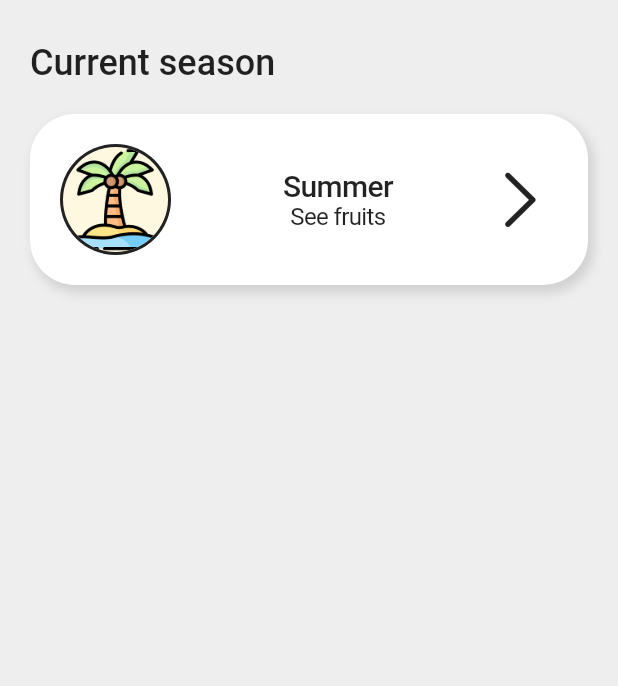
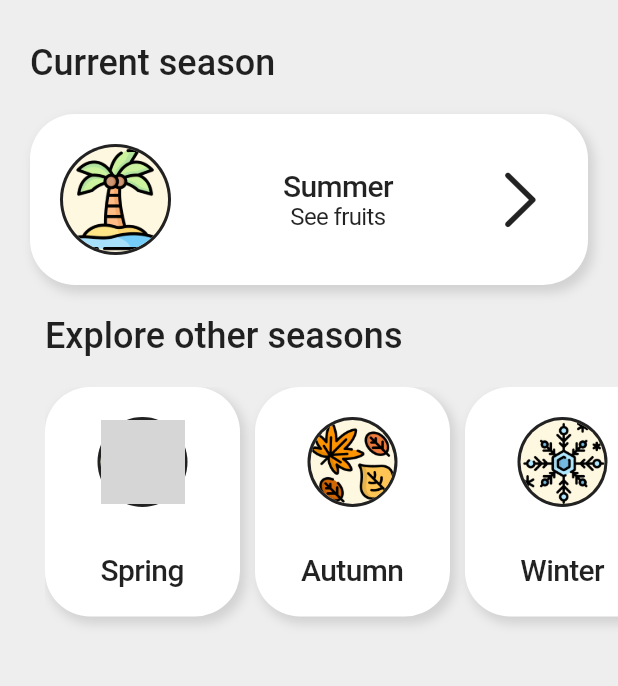
Before and after one commit to jennclee/fruitlendar, a Flutter app: the screen it shows after launch, on a phone screen of 412 x 824 dp, the part 132-818 px from its top. Run offline on Flutter 3.47's test engine with Material 2 defaults, Android fonts, the phone set to English and light mode, and no system bars; our stand-ins replace flip_card; grey boxes are pictures that could not be loaded.

Commit message:
Add horizontal scrolling explore season section

```diff
--- a/lib/app.dart
+++ b/lib/app.dart
@@ -6,6 +6,7 @@ import 'models/app_state_model.dart';
 import 'styles.dart';
 import 'season_page.dart';
 import 'hero.dart';
+import 'season_grid.dart';
 
 class MyApp extends StatelessWidget {
   @override
@@ -42,6 +43,7 @@ class MyHomePage extends StatelessWidget {
               largeTitle: Text('Fruitlendar'),
             ),
             HeroSection(),
+            SeasonGrid(),
           ],
         );
       }),
--- a/lib/fixtures/fruit_repository.dart
+++ b/lib/fixtures/fruit_repository.dart
@@ -91,9 +91,9 @@ class FruitRepository {
       seasons: ["Summer"],
     ),
     Fruit(
-      name: "kiwifruit",
-      image: "images/kiwifruit.png",
-      info: "Yum kiwifruit!",
+      name: "kiwi",
+      image: "images/kiwi.png",
+      info: "Yum kiwi!",
       guide: "Picking kiwi requires skill",
       seasons: ["Spring", "Autumn", "Winter"],
     ),
--- a/lib/image_card.dart
+++ b/lib/image_card.dart
@@ -12,24 +12,40 @@ class ImageCard extends StatelessWidget {
   @override
   Widget build(BuildContext context) {
     return Container(
-      height: 200,
-      child: SafeArea(
+      width: 130,
+      decoration:
+          BoxDecoration(borderRadius: BorderRadius.circular(30), boxShadow: [
+        BoxShadow(
+          color: Color.fromARGB(30, 0, 0, 1),
+          spreadRadius: 1,
+          blurRadius: 5,
+          offset: Offset(3, 4),
+        )
+      ]),
       child: CupertinoButton(
+        color: Styles.containerColor,
+        borderRadius: BorderRadius.circular(30),
+        padding: EdgeInsets.all(20),
         child: Container(
-            height: 200,
-            decoration: BoxDecoration(
-              image: DecorationImage(
-                image: AssetImage(season.image),
-                fit: BoxFit.cover,
+          child: Column(
+            children: [
+              Container(
+                margin: EdgeInsets.only(bottom: 30),
+                child: CircleAvatar(
+                  radius: 30,
+                  backgroundColor: Color(0xDD000000),
+                  child: CircleAvatar(
+                    radius: 28,
+                    backgroundColor: Styles.avatarBackground,
+                    backgroundImage: AssetImage(season.image),
                   ),
-              borderRadius: BorderRadius.circular(12),
                 ),
-            child: Container(
-              margin: EdgeInsets.all(7),
-              child: Text(
+              ),
+              Text(
                 season.name,
-                style: Styles.imageCardTitle,
+                style: Styles.fruitCardTitle,
               ),
+            ],
           ),
         ),
         onPressed: () {
@@ -40,7 +56,6 @@ class ImageCard extends StatelessWidget {
           );
         },
       ),
-      ),
     );
   }
 }
--- a/lib/models/app_state_model.dart
+++ b/lib/models/app_state_model.dart
@@ -19,13 +19,17 @@ class AppStateModel extends foundation.ChangeNotifier {
     return _currentSeason;
   }
 
+  List<Season> getNonCurrentSeasons() {
+    return _nonCurrentSeasons;
+  }
+
+  List<Fruit> getFruits(String seasonName) {
+    return FruitRepository.loadFruits(seasonName);
+  }
+
   void loadSeasons() {
     _currentSeason = SeasonRepository.loadCurrentSeason(_currentMonth);
     _nonCurrentSeasons = SeasonRepository.loadNonCurrentSeasons(_currentMonth);
     notifyListeners();
   }
-
-  List<Fruit> getFruits() {
-    return FruitRepository.loadFruits(_currentSeason.name);
-  }
 }
--- a/lib/season_page.dart
+++ b/lib/season_page.dart
@@ -15,7 +15,7 @@ class SeasonPage extends StatelessWidget {
 
     return CupertinoPageScaffold(
         child: Consumer<AppStateModel>(builder: (context, model, child) {
-      List<Fruit> fruits = model.getFruits();
+      List<Fruit> fruits = model.getFruits(args.name);
       List<FruitCard> fruitCardList = [];
       for (var i = 0; i < fruits.length; i++) {
         fruitCardList.add(new FruitCard(fruits[i]));
```
Also changed, not shown: lib/season_grid.dart (+25 -12 lines). Lines whose indentation alone changed are shown as unchanged.
